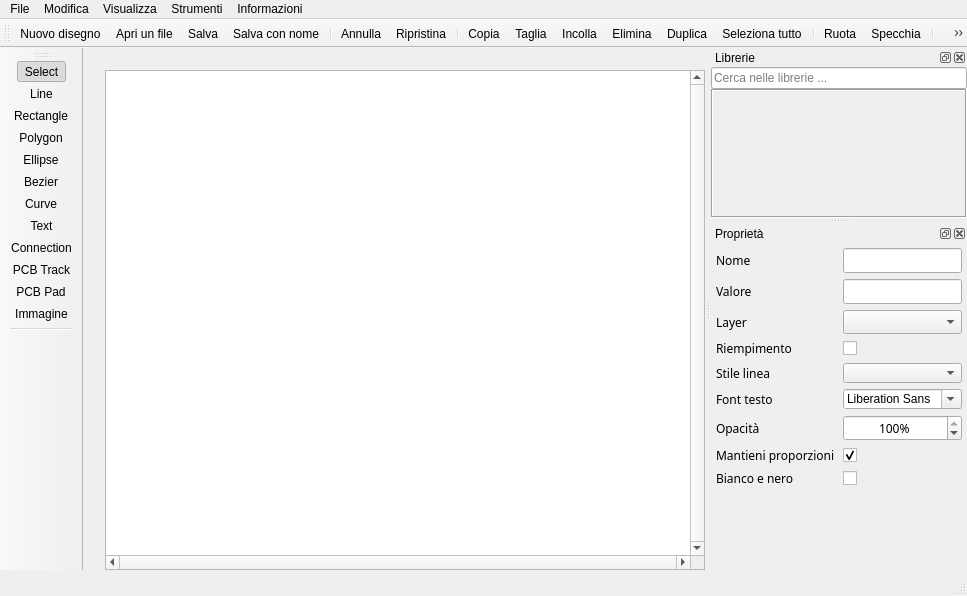
Old version of the form gui/MainWindow.ui in the repository manufino/eSchema.
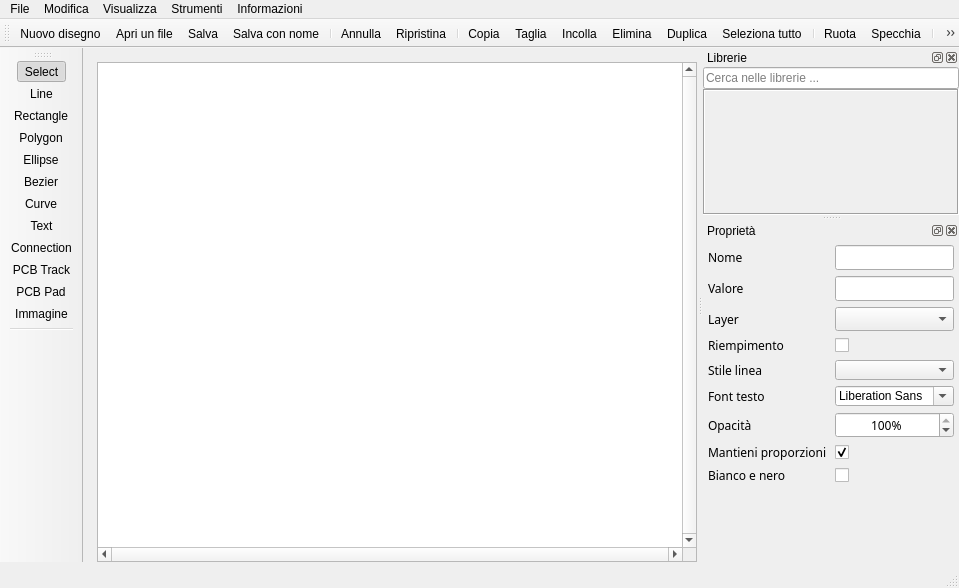
New version of the form. Icons and pictures are not drawn. Custom widgets are drawn as their Qt base class.

What changed in the file:
```diff
--- a/gui/MainWindow.ui
+++ b/gui/MainWindow.ui
@@ -396,14 +396,14 @@
      <widget class="QWidget" name="rulerCorner">
       <property name="minimumSize">
        <size>
-        <width>22</width>
-        <height>22</height>
+        <width>14</width>
+        <height>14</height>
        </size>
       </property>
       <property name="maximumSize">
        <size>
-        <width>22</width>
-        <height>22</height>
+        <width>14</width>
+        <height>14</height>
        </size>
       </property>
      </widget>
```
